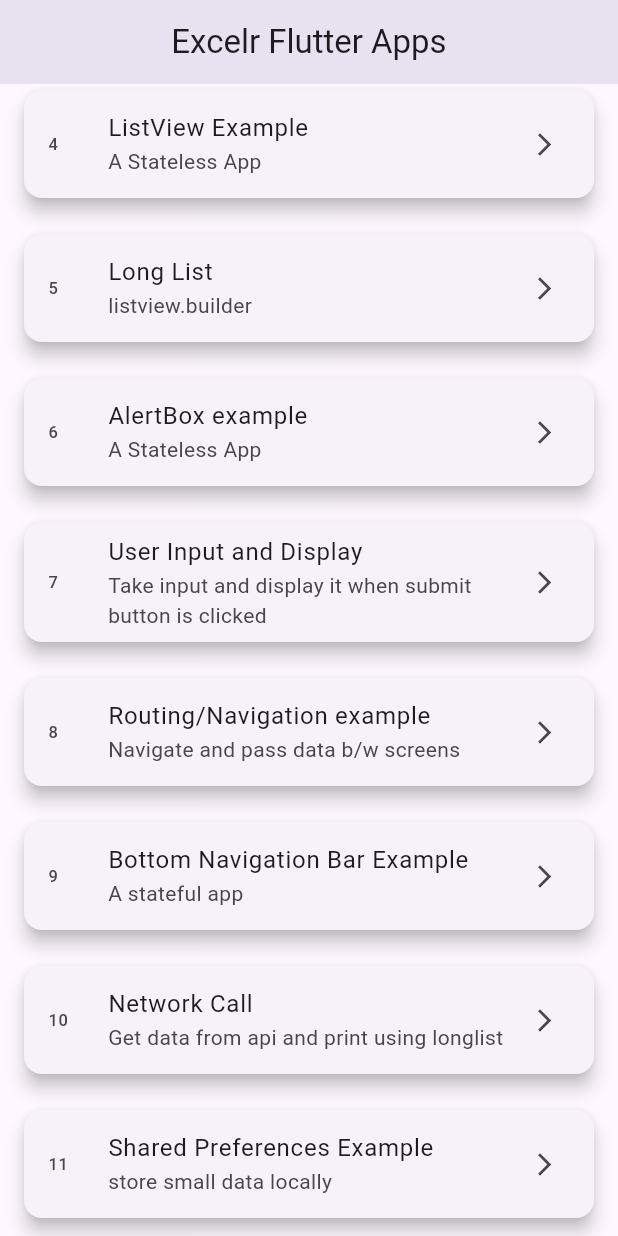
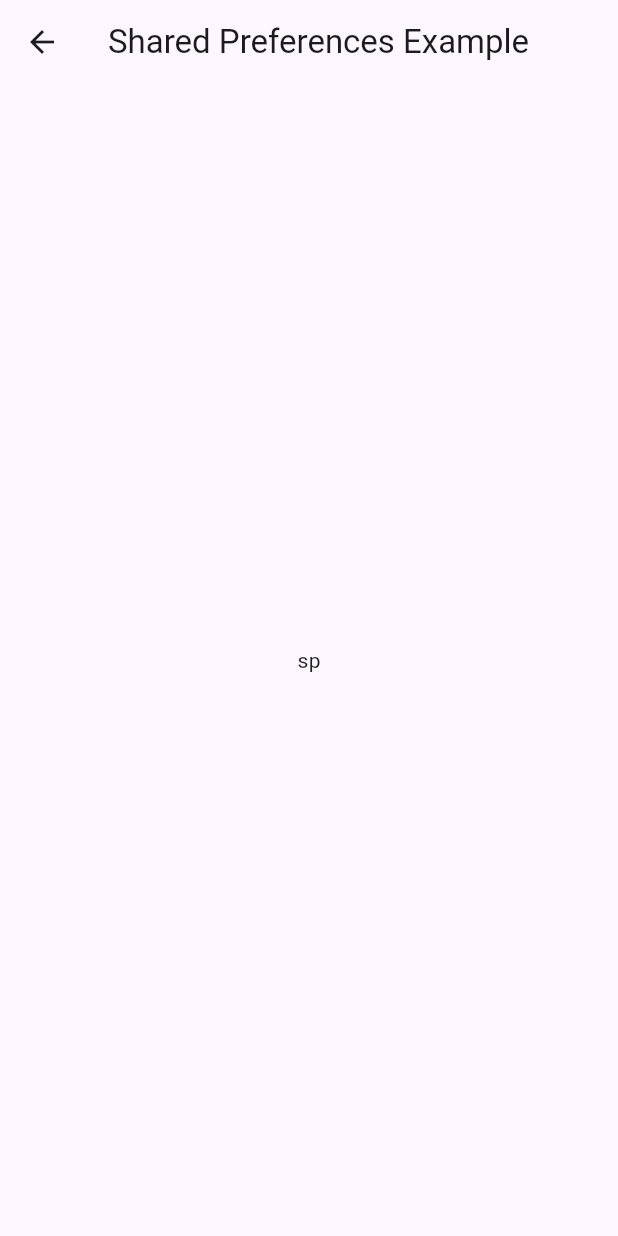
Before and after one commit to Rahullkumr/excelrflutter, a Flutter app: the screen it shows after launch, scrolled down 296 dp, after a tap on "11", on a phone screen of 412 x 824 dp. Run offline on Flutter 3.47's test engine with Material 3 defaults, Android fonts, the phone set to English and light mode, and no system bars; our stand-ins replace rflutter_alert.

Commit message:
Add MySharedPreferences to AppsList

```diff
--- a/lib/apps_list.dart
+++ b/lib/apps_list.dart
@@ -5,6 +5,7 @@ import 'package:myapp/exploring.dart';
 import 'package:myapp/hello_world.dart';
 import 'package:myapp/longlist.dart';
 import 'package:myapp/my_api.dart';
+import 'package:myapp/my_shared_preferences.dart';
 import 'package:myapp/mylistview.dart';
 import 'package:myapp/navigation_and_routing.dart';
 import 'package:myapp/random_num.dart';
@@ -146,7 +147,12 @@ class AppsList extends StatelessWidget {
                   "Get data from api and print using longlist"),
             ),
             TextButton(
-              onPressed: () {},
+              onPressed: () {
+                Navigator.push(
+                  context,
+                  MaterialPageRoute(builder: (context) => const MySharedPreferences()),
+                );
+              },
               child: getCard("11", "Shared Preferences Example",
                   "store small data locally"),
             ),
--- /dev/null
+++ b/lib/my_shared_preferences.dart
@@ -0,0 +1,18 @@
+import 'package:flutter/material.dart';
+
+class MySharedPreferences extends StatelessWidget {
+  const MySharedPreferences({super.key});
+
+  @override
+  Widget build(BuildContext context) {
+    return Scaffold(
+      appBar: AppBar(
+        title: const Text("Shared Preferences Example"),
+        centerTitle: true,
+      ),
+      body: const Center(
+        child: Text("sp"),
+      ),
+    );
+  }
+}
```
